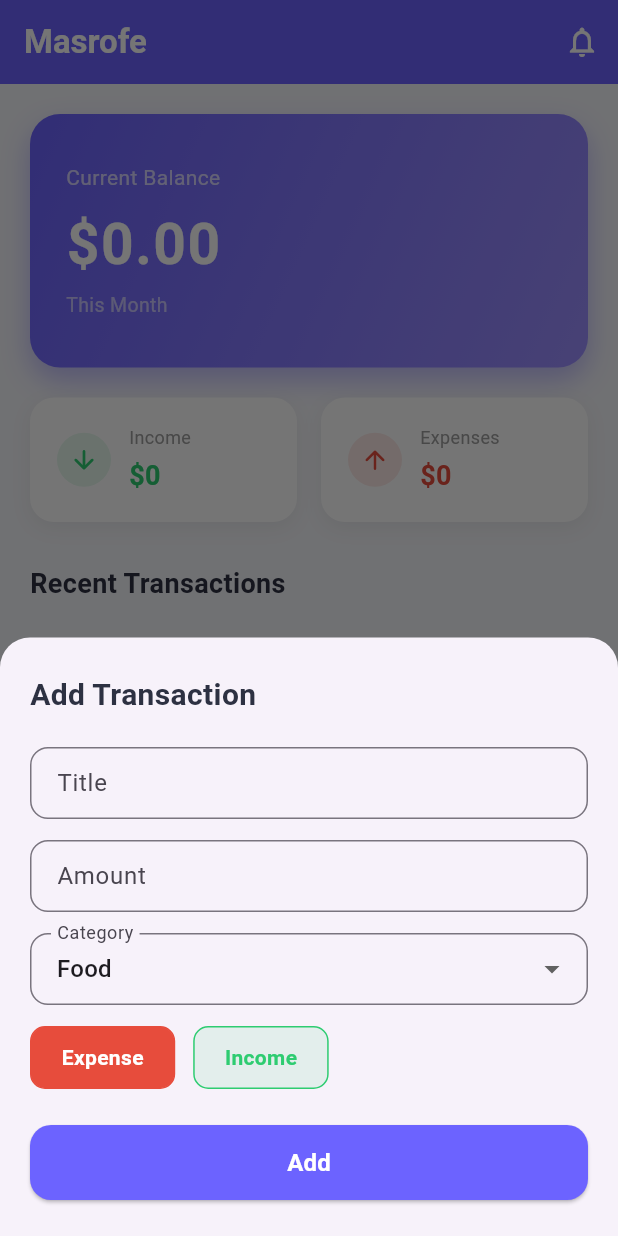
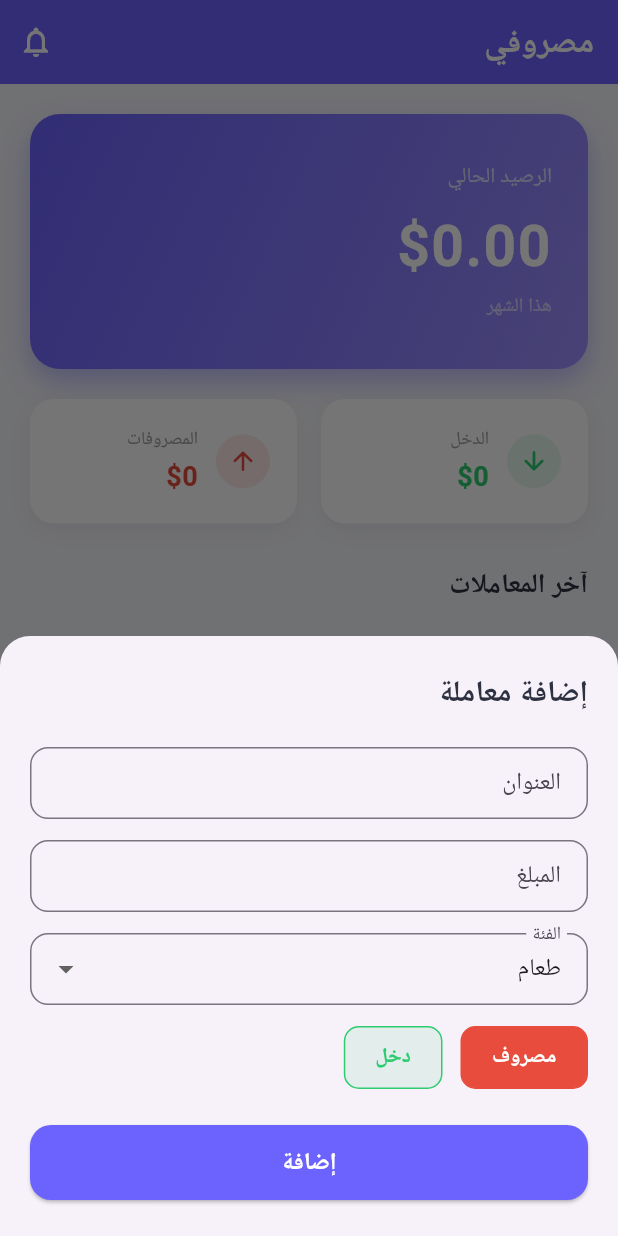
Before and after one commit to abdullahaltoubeh/masrofe, a Flutter app: the screen it shows after launch, after a tap on the "add" icon, on a phone screen of 412 x 824 dp. Run offline on Flutter 3.47's test engine with Material 3 defaults, Android fonts, the phone set to English and light mode, and no system bars; our stand-ins replace flutter_bloc, hive, hive_flutter; accounts and stored records are empty.

Commit message:
convert language app to Arabic

```diff
--- a/lib/main.dart
+++ b/lib/main.dart
@@ -1,11 +1,14 @@
 import 'package:flutter/material.dart';
+import 'package:flutter_localizations/flutter_localizations.dart';
 import 'package:hive_flutter/hive_flutter.dart';
+import 'package:intl/date_symbol_data_local.dart';
 import 'package:masrofe/models/transaction_model.dart';
 import 'package:masrofe/moudles/home page/home_page_view.dart';
 import 'package:path_provider/path_provider.dart';
 
 void main() async {
   WidgetsFlutterBinding.ensureInitialized();
+  await initializeDateFormatting('ar');
   final appDocDir = await getApplicationDocumentsDirectory();
   await Hive.initFlutter(appDocDir.path);
   Hive.registerAdapter(TransactionTypeAdapter());
@@ -19,6 +22,13 @@ class MasrofeApp extends StatelessWidget {
   @override
   Widget build(BuildContext context) {
     return MaterialApp(
+      locale: const Locale('ar'),
+      supportedLocales: const [Locale('ar'), Locale('en')],
+      localizationsDelegates: const [
+        GlobalMaterialLocalizations.delegate,
+        GlobalWidgetsLocalizations.delegate,
+        GlobalCupertinoLocalizations.delegate,
+      ],
       home: HomePageView(),
     );
   }
--- a/lib/moudles/home page/home_page_view.dart
+++ b/lib/moudles/home page/home_page_view.dart
@@ -48,7 +48,7 @@ class _HomePageContent extends StatelessWidget {
       backgroundColor: const Color(0xFF6C63FF),
       elevation: 0,
       title: const Text(
-        'Masrofe',
+        'مصروفي',
         style: TextStyle(
           color: Colors.white,
           fontWeight: FontWeight.bold,
@@ -76,7 +76,7 @@ class _HomePageContent extends StatelessWidget {
         ),
         const SizedBox(height: 28),
         const Text(
-          'Recent Transactions',
+          'آخر المعاملات',
           style: TextStyle(
             fontSize: 18,
             fontWeight: FontWeight.bold,
--- a/lib/moudles/home page/widgets/add_transaction_sheet.dart
+++ b/lib/moudles/home page/widgets/add_transaction_sheet.dart
@@ -28,6 +28,18 @@ class _AddTransactionSheetState extends State<AddTransactionSheet> {
     'Health',
     'Other',
   ];
+
+  static const _categoryLabels = {
+    'Food': 'طعام',
+    'Work': 'عمل',
+    'Entertainment': 'ترفيه',
+    'Utilities': 'مرافق',
+    'Transport': 'مواصلات',
+    'Health': 'صحة',
+    'Other': 'أخرى',
+  };
+
+  String _arabicCategory(String key) => _categoryLabels[key] ?? key;
 
   @override
   void dispose() {
@@ -86,7 +98,7 @@ class _AddTransactionSheetState extends State<AddTransactionSheet> {
 
   Widget _buildTitle() {
     return const Text(
-      'Add Transaction',
+      'إضافة معاملة',
       style: TextStyle(
         fontSize: 20,
         fontWeight: FontWeight.bold,
@@ -98,9 +110,9 @@ class _AddTransactionSheetState extends State<AddTransactionSheet> {
   Widget _buildTitleField() {
     return TextFormField(
       controller: _titleController,
-      decoration: _inputDecoration('Title'),
+      decoration: _inputDecoration('العنوان'),
       validator: (v) =>
-          (v == null || v.trim().isEmpty) ? 'Enter a title' : null,
+          (v == null || v.trim().isEmpty) ? 'أدخل عنواناً' : null,
     );
   }
 
@@ -108,10 +120,10 @@ class _AddTransactionSheetState extends State<AddTransactionSheet> {
     return TextFormField(
       controller: _amountController,
       keyboardType: const TextInputType.numberWithOptions(decimal: true),
-      decoration: _inputDecoration('Amount'),
+      decoration: _inputDecoration('المبلغ'),
       validator: (v) {
-        if (v == null || v.trim().isEmpty) return 'Enter an amount';
-        if (double.tryParse(v.trim()) == null) return 'Invalid number';
+        if (v == null || v.trim().isEmpty) return 'أدخل مبلغاً';
+        if (double.tryParse(v.trim()) == null) return 'رقم غير صحيح';
         return null;
       },
     );
@@ -120,9 +132,9 @@ class _AddTransactionSheetState extends State<AddTransactionSheet> {
   Widget _buildCategoryDropdown() {
     return DropdownButtonFormField<String>(
       value: _selectedCategory,
-      decoration: _inputDecoration('Category'),
+      decoration: _inputDecoration('الفئة'),
       items: _categories
-          .map((c) => DropdownMenuItem(value: c, child: Text(c)))
+          .map((c) => DropdownMenuItem(value: c, child: Text(_arabicCategory(c))))
           .toList(),
       onChanged: (v) => setState(() => _selectedCategory = v!),
     );
@@ -132,14 +144,14 @@ class _AddTransactionSheetState extends State<AddTransactionSheet> {
     return Row(
       children: [
         TypeChip(
-          label: 'Expense',
+          label: 'مصروف',
           color: const Color(0xFFE74C3C),
           selected: _selectedType == TransactionType.expense,
           onTap: () => setState(() => _selectedType = TransactionType.expense),
         ),
         const SizedBox(width: 12),
         TypeChip(
-          label: 'Income',
+          label: 'دخل',
           color: const Color(0xFF2ECC71),
           selected: _selectedType == TransactionType.income,
           onTap: () => setState(() => _selectedType = TransactionType.income),
@@ -161,7 +173,7 @@ class _AddTransactionSheetState extends State<AddTransactionSheet> {
         ),
         onPressed: _submit,
         child: const Text(
-          'Add',
+          'إضافة',
           style: TextStyle(
             color: Colors.white,
             fontSize: 16,
--- a/lib/moudles/home page/widgets/balance_card.dart
+++ b/lib/moudles/home page/widgets/balance_card.dart
@@ -29,7 +29,7 @@ class BalanceCard extends StatelessWidget {
         crossAxisAlignment: CrossAxisAlignment.start,
         children: [
           const Text(
-            'Current Balance',
+            'الرصيد الحالي',
             style: TextStyle(color: Colors.white70, fontSize: 14),
           ),
           const SizedBox(height: 8),
@@ -44,7 +44,7 @@ class BalanceCard extends StatelessWidget {
           ),
           const SizedBox(height: 4),
           const Text(
-            'This Month',
+            'هذا الشهر',
             style: TextStyle(color: Colors.white60, fontSize: 13),
           ),
         ],
--- a/lib/moudles/home page/widgets/summary_row.dart
+++ b/lib/moudles/home page/widgets/summary_row.dart
@@ -17,7 +17,7 @@ class SummaryRow extends StatelessWidget {
       children: [
         Expanded(
           child: SummaryCard(
-            label: 'Income',
+            label: 'الدخل',
             amount: totalIncome,
             icon: Icons.arrow_downward_rounded,
             color: const Color(0xFF2ECC71),
@@ -26,7 +26,7 @@ class SummaryRow extends StatelessWidget {
         const SizedBox(width: 16),
         Expanded(
           child: SummaryCard(
-            label: 'Expenses',
+            label: 'المصروفات',
             amount: totalExpenses,
             icon: Icons.arrow_upward_rounded,
             color: const Color(0xFFE74C3C),
--- a/lib/moudles/home page/widgets/transaction_tile.dart
+++ b/lib/moudles/home page/widgets/transaction_tile.dart
@@ -70,7 +70,7 @@ class TransactionTile extends StatelessWidget {
                 ),
                 const SizedBox(height: 3),
                 Text(
-                  DateFormat('MMM d, yyyy').format(transaction.date),
+                  DateFormat('d MMM yyyy', 'ar').format(transaction.date),
                   style: const TextStyle(color: Colors.grey, fontSize: 12),
                 ),
               ],
--- a/pubspec.yaml
+++ b/pubspec.yaml
@@ -29,6 +29,8 @@ environment:
 # versions available, run `flutter pub outdated`.
 dependencies:
   flutter:
+    sdk: flutter
+  flutter_localizations:
     sdk: flutter
 
   # The following adds the Cupertino Icons font to your application.
```
Also changed, not shown: pubspec.lock.
